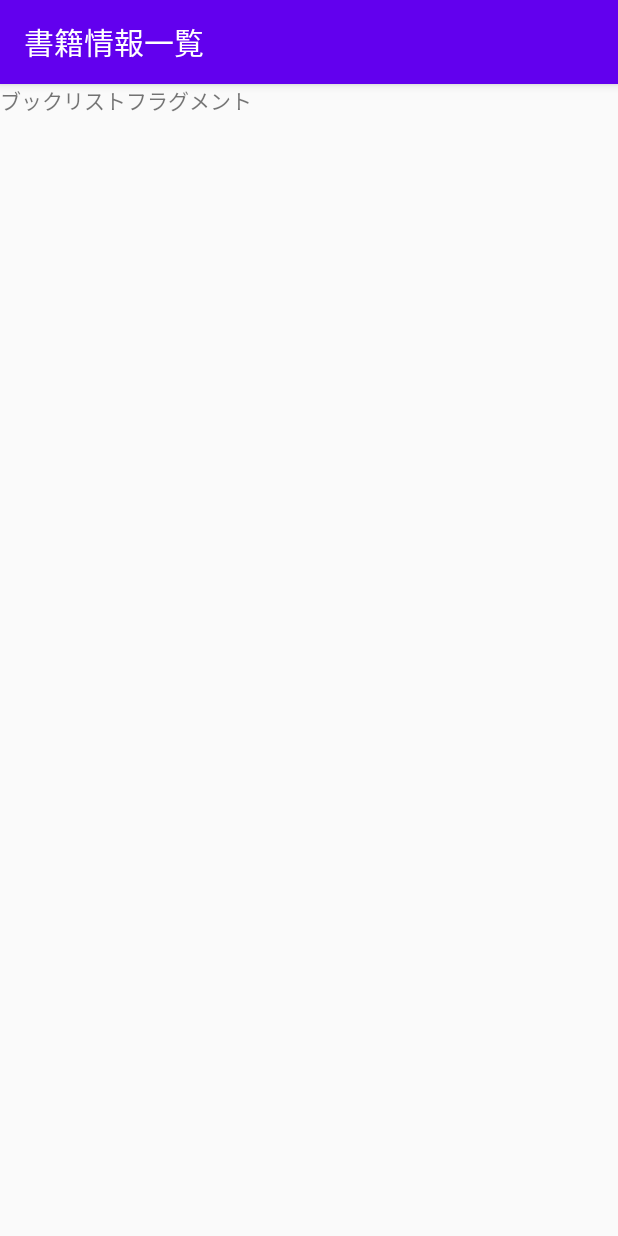
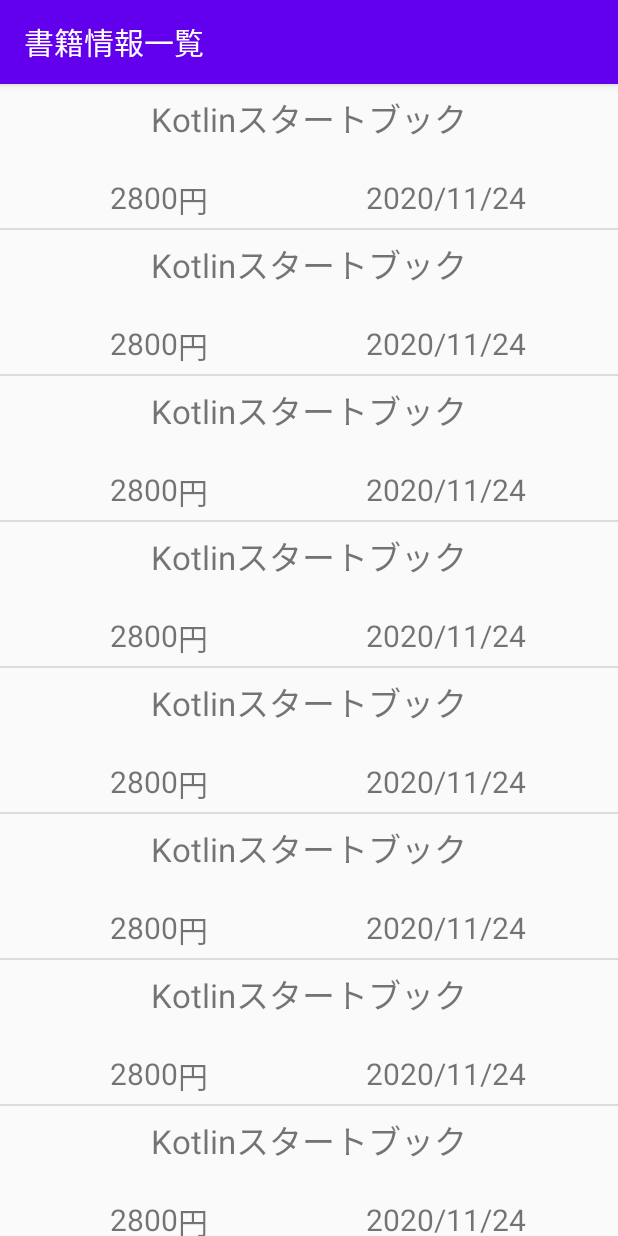
Before and after one commit to TomoyukiMatsuda/BookRecyclerView-Kotlin, an Android app: the screen it shows after launch (MainActivity), on a phone screen of 412 x 824 dp. Run offline under Robolectric (Android 15) with nearby library versions, the phone set to English and light mode, and no system bars.

Commit message:
リサイクラービューで書籍一覧を表示

```diff
--- a/app/src/main/java/com/android/bookrecyclerview/Book.kt
+++ b/app/src/main/java/com/android/bookrecyclerview/Book.kt
@@ -3,5 +3,5 @@ package com.android.bookrecyclerview
 data class Book(
     var name: String,
     var price: Int,
-    var Date: String
+    var date: String
 )
--- a/app/src/main/java/com/android/bookrecyclerview/BookListFragment.kt
+++ b/app/src/main/java/com/android/bookrecyclerview/BookListFragment.kt
@@ -5,6 +5,9 @@ import androidx.fragment.app.Fragment
 import android.view.LayoutInflater
 import android.view.View
 import android.view.ViewGroup
+import androidx.recyclerview.widget.DividerItemDecoration
+import androidx.recyclerview.widget.LinearLayoutManager
+import androidx.recyclerview.widget.RecyclerView
 
 class BookListFragment : Fragment() {
 
@@ -12,11 +15,40 @@ class BookListFragment : Fragment() {
         inflater: LayoutInflater, container: ViewGroup?,
         savedInstanceState: Bundle?): View? {
 
+        val view = inflater.inflate(R.layout.fragment_book_list, container, false)
+
         // タイトルをセット
         activity?.title = "書籍情報一覧"
 
+        // レイアウト要素RecyclerViewを取得
+        val bookListRecyclerView = view.findViewById<RecyclerView>(R.id.recycler_view)
+        // LayoutManagerを取得
+        val linearLayoutManager = LinearLayoutManager(view.context)
+        // ダミーデータをセットしたアダプターを作成
+        val adapter = BookListRecyclerViewAdapter(createDummyBookList())
 
+        // linearLayoutManager と adapter をRecyclerViewにセット
+        bookListRecyclerView.layoutManager = linearLayoutManager
+        bookListRecyclerView.adapter = adapter
 
-        return inflater.inflate(R.layout.fragment_book_list, container, false)
+        // 一覧画面の各セルの区切り線を作成
+        bookListRecyclerView.addItemDecoration(DividerItemDecoration(view.context, linearLayoutManager.orientation))
+
+        return view
+    }
+
+    // サンプルデータ作成メソッド
+    private fun createDummyBookList(): MutableList<Book> {
+        var bookList: MutableList<Book> = ArrayList()
+        // TODO: 画像データもインスタンスのプロパティに入れたい
+        var book = Book("Kotlinスタートブック", 2800, "2020/11/24")
+
+        // 20件のダミーデータを登録
+        var i = 0
+        while (i < 20) {
+            i++
+            bookList.add(book)
+        }
+        return bookList
     }
 }
--- /dev/null
+++ b/app/src/main/java/com/android/bookrecyclerview/BookListRecyclerViewAdapter.kt
@@ -0,0 +1,44 @@
+package com.android.bookrecyclerview
+
+import android.view.LayoutInflater
+import android.view.View
+import android.view.ViewGroup
+import android.widget.ImageView
+import android.widget.TextView
+import androidx.appcompat.view.menu.ActionMenuItemView
+import androidx.recyclerview.widget.RecyclerView
+
+class BookListRecyclerViewAdapter (
+    private val bookListData: MutableList<Book>)
+    : RecyclerView.Adapter<BookListRecyclerViewAdapter.BookListRecyclerViewHolder>() {
+
+    // 画面部品要素を構成するクラスを定義
+    // innerを付けないことでstaticなclassとして定義できる（非staticな内部クラスは非推奨）
+    class BookListRecyclerViewHolder(itemView: View) : RecyclerView.ViewHolder(itemView) {
+        // ここではcell_book_list.xmlより各レイアウト要素を取得して変数に格納している
+        var bookName: TextView = itemView.findViewById(R.id.tv_book_name)
+        var bookPrice: TextView = itemView.findViewById(R.id.tv_book_price)
+        var bookPurchaseDate: TextView = itemView.findViewById(R.id.tv_book_purchase_date)
+    }
+
+    // 画面部品を保持する自作クラスであるBookListRecyclerViewHolderのオブジェクトを生成するメソッド
+    override fun onCreateViewHolder(parent: ViewGroup, viewType: Int) : BookListRecyclerViewHolder {
+        val inflater = LayoutInflater.from(parent.context)
+        val view = inflater.inflate(R.layout.cell_book_list, parent, false)
+        return BookListRecyclerViewHolder(view)
+    }
+
+    // BookListRecyclerViewHolder内の各画面部品に表示したいデータを割り当てるメソッド
+    override fun onBindViewHolder(holder: BookListRecyclerViewHolder, position: Int) {
+        // positionは表示するリストbookListDataのインデックス番号のようなもの
+        val book = bookListData[position]
+
+        // BookListRecyclerViewHolderより取得したレイアウト要素に書籍情報を格納
+        holder.bookName.text = book.name
+        holder.bookPrice.text = book.price.toString()
+        holder.bookPurchaseDate.text = book.date
+    }
+
+    // データ件数を返すメソッド
+    override fun getItemCount() : Int = bookListData.size
+}
--- a/app/src/main/java/com/android/bookrecyclerview/MainActivity.kt
+++ b/app/src/main/java/com/android/bookrecyclerview/MainActivity.kt
@@ -14,7 +14,6 @@ class MainActivity : AppCompatActivity() {
         supportFragmentManager
             .beginTransaction()
             .replace(R.id.fl_activity_main, bookListFragment)
-            .addToBackStack(null)
             .commit()
     }
 }
--- /dev/null
+++ b/app/src/main/res/layout/cell_book_list.xml
@@ -0,0 +1,51 @@
+<?xml version="1.0" encoding="utf-8"?>
+<androidx.constraintlayout.widget.ConstraintLayout
+    xmlns:android="http://schemas.android.com/apk/res/android"
+    xmlns:app="http://schemas.android.com/apk/res-auto"
+    android:layout_width="match_parent"
+    android:layout_height="96dp">
+
+    <TextView
+        android:id="@+id/tv_book_name"
+        android:textSize="22dp"
+        android:layout_width="wrap_content"
+        android:layout_height="wrap_content"
+        app:layout_constraintEnd_toEndOf="parent"
+        app:layout_constraintStart_toStartOf="parent"
+        app:layout_constraintTop_toTopOf="parent"
+        app:layout_constraintBottom_toBottomOf="parent"
+        app:layout_constraintVertical_bias="0.1"/>
+
+    <TextView
+        android:id="@+id/tv_book_price"
+        android:textSize="20dp"
+        android:layout_width="wrap_content"
+        android:layout_height="wrap_content"
+        app:layout_constraintEnd_toEndOf="parent"
+        app:layout_constraintStart_toStartOf="parent"
+        app:layout_constraintTop_toTopOf="parent"
+        app:layout_constraintBottom_toBottomOf="parent"
+        app:layout_constraintHorizontal_bias="0.2"
+        app:layout_constraintVertical_bias="0.9"/>
+
+    <TextView
+        android:textSize="20dp"
+        android:layout_width="wrap_content"
+        android:layout_height="wrap_content"
+        app:layout_constraintTop_toTopOf="@id/tv_book_price"
+        app:layout_constraintStart_toEndOf="@id/tv_book_price"
+        android:text="円"/>
+
+    <TextView
+        android:id="@+id/tv_book_purchase_date"
+        android:textSize="20dp"
+        android:layout_width="wrap_content"
+        android:layout_height="wrap_content"
+        app:layout_constraintStart_toStartOf="parent"
+        app:layout_constraintEnd_toEndOf="parent"
+        app:layout_constraintTop_toTopOf="parent"
+        app:layout_constraintBottom_toBottomOf="parent"
+        app:layout_constraintHorizontal_bias="0.8"
+        app:layout_constraintVertical_bias="0.9"/>
+
+</androidx.constraintlayout.widget.ConstraintLayout>
--- a/app/src/main/res/layout/fragment_book_list.xml
+++ b/app/src/main/res/layout/fragment_book_list.xml
@@ -1,13 +1,11 @@
 <?xml version="1.0" encoding="utf-8"?>
-<FrameLayout xmlns:android="http://schemas.android.com/apk/res/android"
+<!--tools:listitemでcell_book_list.xmlをセット-->
+<androidx.recyclerview.widget.RecyclerView
+    xmlns:android="http://schemas.android.com/apk/res/android"
+    xmlns:app="http://schemas.android.com/apk/res-auto"
     xmlns:tools="http://schemas.android.com/tools"
+    android:id="@+id/recycler_view"
     android:layout_width="match_parent"
     android:layout_height="match_parent"
-    tools:context=".BookListFragment">
-
-    <TextView
-        android:layout_width="match_parent"
-        android:layout_height="match_parent"
-        android:text="ブックリストフラグメント" />
-
-</FrameLayout>
+    app:layoutManager="LinearLayoutManager"
+    tools:listitem="@layout/cell_book_list"/>
```
